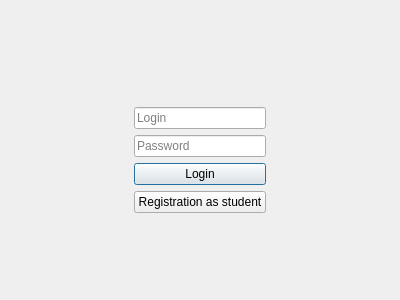
Before: the Qt Designer form Project_files/authwindow.ui in cry4alone/FacultativPRO, drawn with Qt 5.
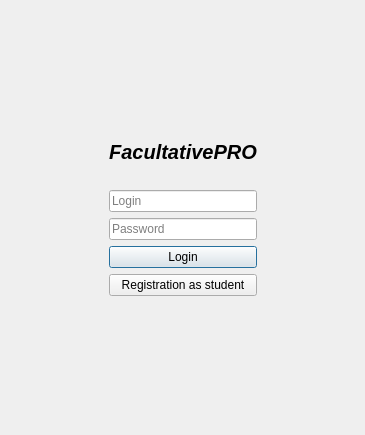
After: the same form once the commit is applied. Icons and pictures are not drawn.

Diff of the .ui file:
```diff
--- a/Project_files/authwindow.ui
+++ b/Project_files/authwindow.ui
@@ -6,13 +6,16 @@
    <rect>
     <x>0</x>
     <y>0</y>
-    <width>400</width>
-    <height>300</height>
+    <width>365</width>
+    <height>435</height>
    </rect>
   </property>
   <property name="windowTitle">
    <string>Dialog</string>
   </property>
+  <property name="styleSheet">
+   <string notr="true"/>
+  </property>
   <layout class="QGridLayout" name="gridLayout">
    <item row="5" column="1">
     <spacer name="verticalSpacer">
@@ -29,7 +32,27 @@
    </item>
    <item row="4" column="1">
     <layout class="QVBoxLayout" name="verticalLayout">
-     <item alignment="Qt::AlignHCenter|Qt::AlignVCenter">
+     <item>
+      <widget class="QLabel" name="label">
+       <property name="font">
+        <font>
+         <pointsize>15</pointsize>
+         <italic>true</italic>
+         <bold>true</bold>
+        </font>
+       </property>
+       <property name="text">
+        <string>FacultativePRO</string>
+       </property>
+       <property name="textFormat">
+        <enum>Qt::RichText</enum>
+       </property>
+       <property name="alignment">
+        <set>Qt::AlignCenter</set>
+       </property>
+      </widget>
+     </item>
+     <item>
       <widget class="QLabel" name="label_2">
        <property name="maximumSize">
         <size>
@@ -38,15 +61,22 @@
         </size>
        </property>
        <property name="styleSheet">
-        <string notr="true">.QLabel{
-border-radius: 30px;
-}</string>
+        <string notr="true"/>
+       </property>
+       <property name="frameShape">
+        <enum>QFrame::NoFrame</enum>
        </property>
        <property name="text">
         <string/>
        </property>
        <property name="pixmap">
-        <pixmap>../../../Downloads/e52ed481c7b04a20b3cd6f4887c63910.png</pixmap>
+        <pixmap resource="Resources.qrc">:/icon/Icon</pixmap>
+       </property>
+       <property name="scaledContents">
+        <bool>true</bool>
+       </property>
+       <property name="alignment">
+        <set>Qt::AlignCenter</set>
        </property>
       </widget>
      </item>
```
Left out of the diff: 4 changed lines with no effect on the pictures.
